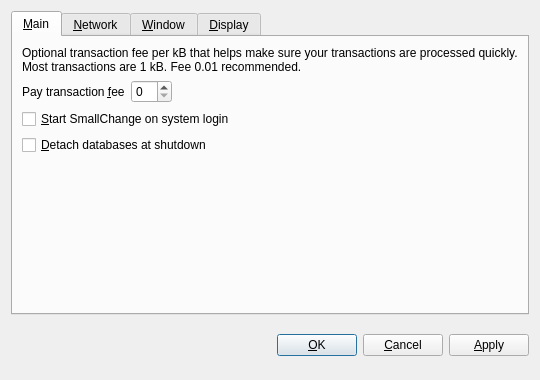
slicecoin/slicecoinbeta, file src/qt/forms/optionsdialog.ui: the form before one commit.
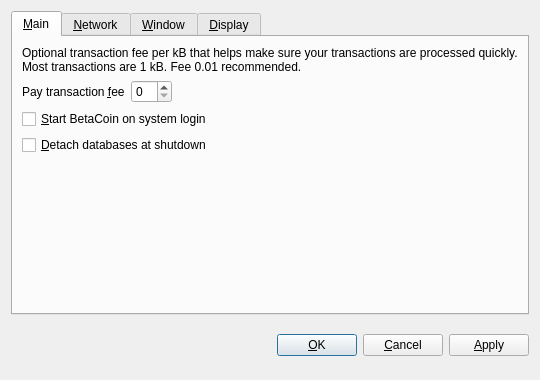
The form after the commit. The open tabs and pages were chosen to show the change. Custom widgets are drawn as their Qt base class.

Patch:
```diff
--- a/src/qt/forms/optionsdialog.ui
+++ b/src/qt/forms/optionsdialog.ui
@@ -82,7 +82,7 @@
           <string>Automatically start SmallChange after logging in to the system.</string>
          </property>
          <property name="text">
-          <string>&amp;Start SmallChange on system login</string>
+          <string>&amp;Start BetaCoin on system login</string>
          </property>
         </widget>
        </item>
```
Left out of the diff: 10 changed lines with no effect on the pictures.
